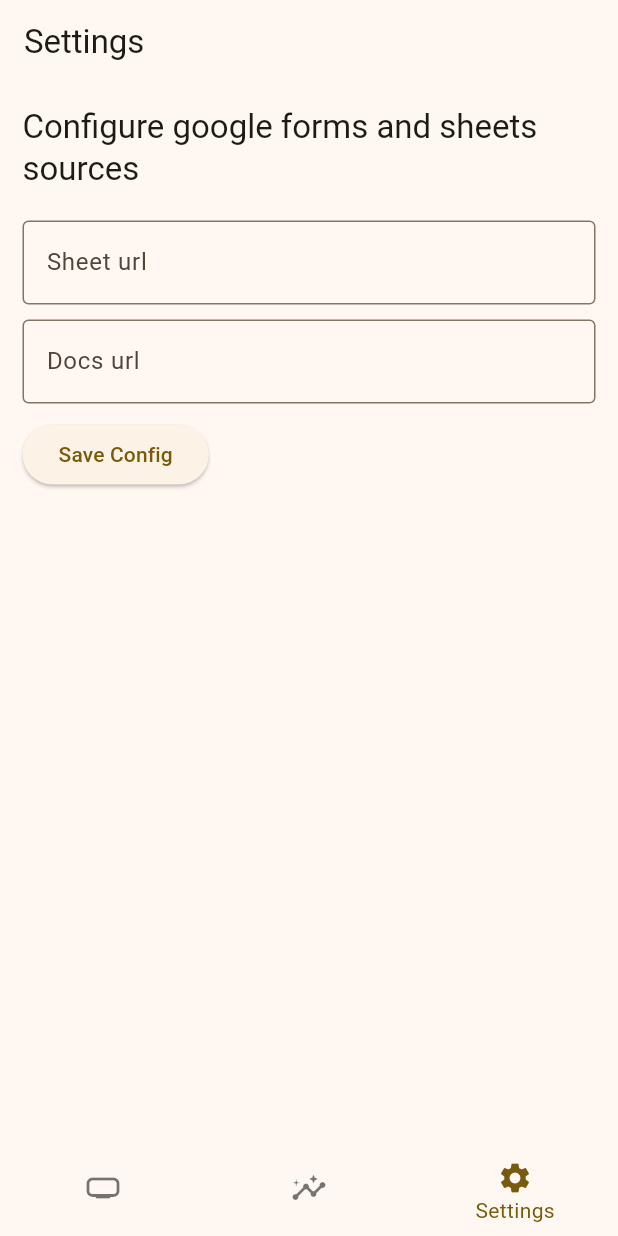
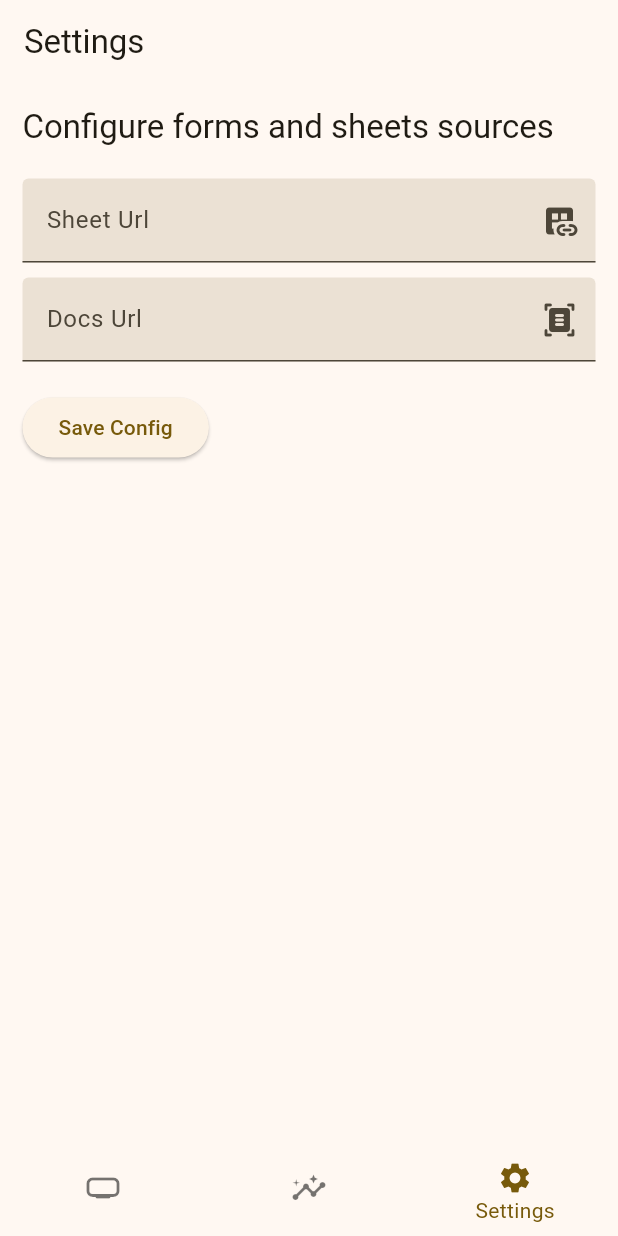
Before and after one commit to shadrack-ago/expense_tracker, a Flutter app: the Settings screen opened by its route, on a phone screen of 412 x 824 dp. Run offline on Flutter 3.47's test engine with Material 2 defaults, Android fonts, the phone set to English and light mode, and no system bars; our stand-ins replace firebase_core, fl_chart, go_router; missing offline and left inert: easy_web_view, fl_heatmap; accounts and stored records are empty.

Commit message:
☕ More appropriate styling

```diff
--- a/lib/screens/settings.dart
+++ b/lib/screens/settings.dart
@@ -14,24 +14,26 @@ class Settings extends StatelessWidget {
         crossAxisAlignment: CrossAxisAlignment.start,
         children: [
           Text(
-            'Configure google forms and sheets sources',
+            'Configure forms and sheets sources',
             style: Theme.of(context).textTheme.titleLarge,
           ),
           SizedBox(height: 20),
           TextFormField(
             decoration: InputDecoration(
-              border: OutlineInputBorder(),
-              hintText: 'Sheet url',
+              suffixIcon: Icon(Icons.dataset_linked_rounded),
+              filled: true,
+              label: Text('Sheet Url'),
             ),
           ),
           SizedBox(height: 10),
           TextFormField(
             decoration: InputDecoration(
-              border: OutlineInputBorder(),
-              hintText: 'Docs url',
+              suffixIcon: Icon(Icons.document_scanner_rounded),
+              filled: true,
+              label: Text('Docs Url'),
             ),
           ),
-          SizedBox(height: 10),
+          SizedBox(height: 20),
           ElevatedButton(onPressed: () {}, child: Text('Save Config'))
         ],
       ),
```
